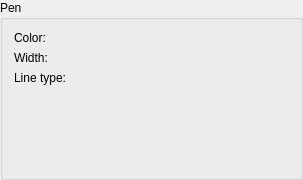
LibreCAD/LibreCAD, file librecad/src/ui/forms/qg_widgetpen.ui: the form before one commit.
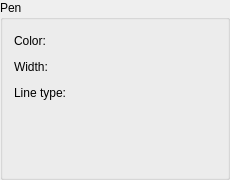
The form after the commit. Custom widgets are drawn as their Qt base class.

Commit message: MText tab order fixup WIP

Patch:
```diff
--- a/librecad/src/ui/forms/qg_widgetpen.ui
+++ b/librecad/src/ui/forms/qg_widgetpen.ui
@@ -6,7 +6,7 @@
    <rect>
     <x>0</x>
     <y>0</y>
-    <width>303</width>
+    <width>230</width>
     <height>180</height>
    </rect>
   </property>
@@ -127,6 +127,64 @@
       <item row="1" column="1">
        <widget class="QG_WidthBox" name="cbWidth" native="true"/>
       </item>
+      <item row="2" column="1">
+       <widget class="QG_LineTypeBox" name="cbLineType" native="true"/>
+      </item>
+      <item row="3" column="1">
+       <spacer name="spacer9">
+        <property name="orientation">
+         <enum>Qt::Vertical</enum>
+        </property>
+        <property name="sizeType">
+         <enum>QSizePolicy::Expanding</enum>
+        </property>
+        <property name="sizeHint" stdset="0">
+         <size>
+          <width>21</width>
+          <height>1</height>
+         </size>
+        </property>
+       </spacer>
+      </item>
+      <item row="0" column="2">
+       <spacer name="horizontalSpacer">
+        <property name="orientation">
+         <enum>Qt::Horizontal</enum>
+        </property>
+        <property name="sizeHint" stdset="0">
+         <size>
+          <width>40</width>
+          <height>20</height>
+         </size>
+        </property>
+       </spacer>
+      </item>
+      <item row="1" column="2">
+       <spacer name="horizontalSpacer_2">
+        <property name="orientation">
+         <enum>Qt::Horizontal</enum>
+        </property>
+        <property name="sizeHint" stdset="0">
+         <size>
+          <width>40</width>
+          <height>20</height>
+         </size>
+        </property>
+       </spacer>
+      </item>
+      <item row="2" column="2">
+       <spacer name="horizontalSpacer_3">
+        <property name="orientation">
+         <enum>Qt::Horizontal</enum>
+        </property>
+        <property name="sizeHint" stdset="0">
+         <size>
+          <width>40</width>
+          <height>20</height>
+         </size>
+        </property>
+       </spacer>
+      </item>
      </layout>
     </widget>
    </item>
```
Left out of the diff: 75 changed lines with no effect on the pictures. The commit also changes 3 other files.
